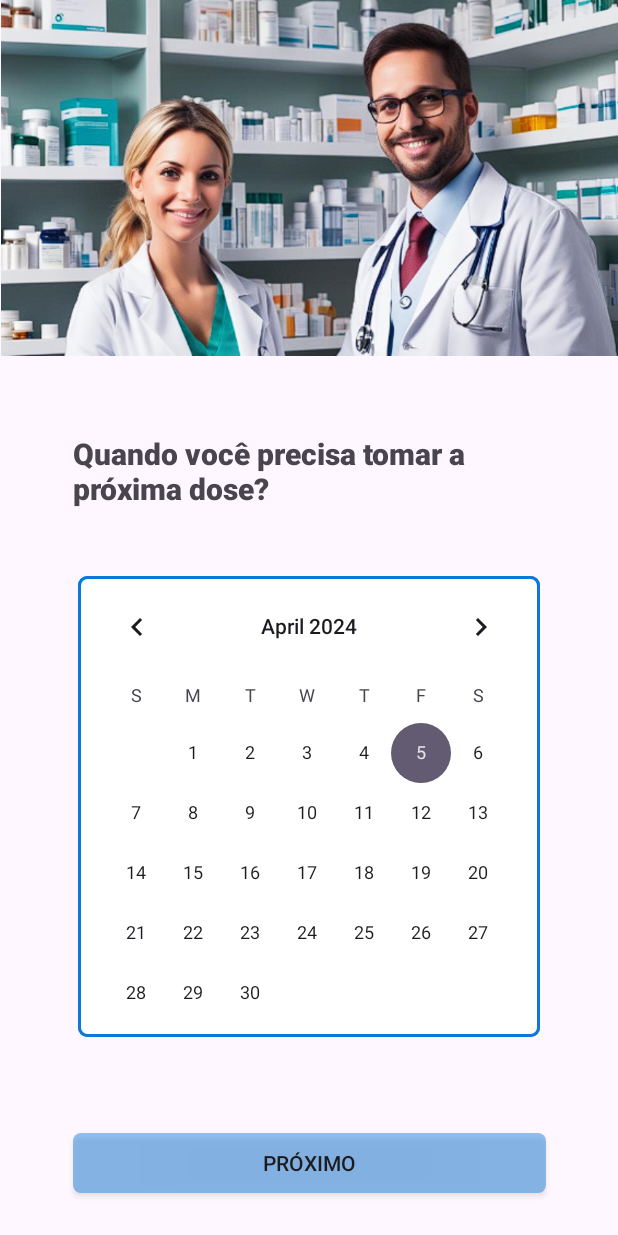
After one commit to luiis-fernandoo/Med-Reminder_Lembrete-de-medicamentos-para-Idosos, an Android app: the FrequencyMedicineEveryOtherDaysActivity screen opened directly, with no data from a screen before it, on a phone screen of 412 x 824 dp. The commit adds this screen. Run offline under Robolectric (Android 15) with nearby library versions, the phone set to English and light mode, and no system bars.

Commit message:
Alinhamento de todos as telas, agora com o fluxo real da aplicação

```diff
--- /dev/null
+++ b/app/src/main/java/com/example/medreminder_lembretedemedicamentosparaidosos/Activities/FrequencyMedicineEveryOtherDaysActivity.java
@@ -0,0 +1,52 @@
+package com.example.medreminder_lembretedemedicamentosparaidosos.Activities;
+
+import androidx.appcompat.app.AppCompatActivity;
+import android.os.Bundle;
+import android.util.Log;
+import android.view.View;
+import android.widget.Button;
+import android.widget.CalendarView;
+import android.widget.Toast;
+
+import com.example.medreminder_lembretedemedicamentosparaidosos.R;
+
+import java.text.SimpleDateFormat;
+import java.util.Calendar;
+import java.util.Date;
+import java.util.Locale;
+
+public class FrequencyMedicineEveryOtherDaysActivity extends AppCompatActivity {
+
+    private String selectedDateFormatted;
+    CalendarView calendarView;
+    Button buttonConfirmFrequencyDate;
+    @Override
+    protected void onCreate(Bundle savedInstanceState) {
+        super.onCreate(savedInstanceState);
+        setContentView(R.layout.activity_frequency_medicine_every_other_days);
+
+        calendarView = findViewById(R.id.calendarView);
+        buttonConfirmFrequencyDate = findViewById(R.id.buttonConfirmFrequencyDate);
+
+        calendarView.setOnDateChangeListener(new CalendarView.OnDateChangeListener() {
+            @Override
+            public void onSelectedDayChange(CalendarView view, int year, int month, int dayOfMonth) {
+                Calendar selectedDate = Calendar.getInstance();
+                selectedDate.set(year, month, dayOfMonth);
+
+                Date selectedDateAsDate = selectedDate.getTime();
+
+                SimpleDateFormat dateFormat = new SimpleDateFormat("dd/MM/yyyy", new Locale("pt", "BR"));
+                selectedDateFormatted = dateFormat.format(selectedDateAsDate);
+
+                Toast.makeText(FrequencyMedicineEveryOtherDaysActivity.this, "Data selecionada: " + selectedDateFormatted.toString(), Toast.LENGTH_SHORT).show();
+            }
+        });
+        buttonConfirmFrequencyDate.setOnClickListener(new View.OnClickListener() {
+            @Override
+            public void onClick(View view) {
+
+            }
+        });
+    }
+}
--- a/app/src/main/java/com/example/medreminder_lembretedemedicamentosparaidosos/Activities/MenuActivity.java
+++ b/app/src/main/java/com/example/medreminder_lembretedemedicamentosparaidosos/Activities/MenuActivity.java
@@ -23,7 +23,7 @@ public class MenuActivity extends AppCompatActivity {
 
         BottomNavigationView bottomNavigationView = findViewById(R.id.bottomMenu);
 
-        //replaceFragment(new);
+        replaceFragment(new HomeFragment());
 
         bottomNavigationView.setOnItemSelectedListener(item -> {
             if(item.getItemId()== R.id.home){
--- a/app/src/main/java/com/example/medreminder_lembretedemedicamentosparaidosos/Activities/SearchMedicineActivity.java
+++ b/app/src/main/java/com/example/medreminder_lembretedemedicamentosparaidosos/Activities/SearchMedicineActivity.java
@@ -57,7 +57,7 @@ public class SearchMedicineActivity extends AppCompatActivity implements MyAsync
                 try {
                     JSONArray results = result.getJSONArray("content");
                     if (results.length() > 0) {
-                        SearchAdapter searchAdapter = new SearchAdapter(getApplicationContext(), results);
+                        SearchAdapter searchAdapter = new SearchAdapter(this, results);
                         GridLayoutManager layoutManager = new GridLayoutManager(getApplicationContext(), 1);
                         recycleViewMedicineItem.removeAllViews();
                         recycleViewMedicineItem.setLayoutManager(layoutManager);
--- a/app/src/main/java/com/example/medreminder_lembretedemedicamentosparaidosos/Activities/SplashActivity.java
+++ b/app/src/main/java/com/example/medreminder_lembretedemedicamentosparaidosos/Activities/SplashActivity.java
@@ -7,6 +7,7 @@ import android.content.Intent;
 import android.content.SharedPreferences;
 import android.os.Bundle;
 
+import com.example.medreminder_lembretedemedicamentosparaidosos.Fragments.HomeFragment;
 import com.example.medreminder_lembretedemedicamentosparaidosos.Helpers.FeedEntry;
 import com.example.medreminder_lembretedemedicamentosparaidosos.R;
 
@@ -30,7 +31,7 @@ public class SplashActivity extends AppCompatActivity {
                 String savedEmail = sp.getString("email", "");
 
                 if (!savedEmail.isEmpty()) {
-                    Intent intent = new Intent(SplashActivity.this, SearchMedicineActivity.class);
+                    Intent intent = new Intent(SplashActivity.this, MenuActivity.class);
                     startActivity(intent);
                     finish();
                 }else{
--- a/app/src/main/res/drawable/shape_top_bar.xml
+++ b/app/src/main/res/drawable/shape_top_bar.xml
@@ -3,6 +3,6 @@
     android:shape="rectangle">
 
     <corners android:radius="6dp"/>
-    <solid android:color="#413AA3"/>
+    <solid android:color="#5149C3"/>
 
 </shape>
--- /dev/null
+++ b/app/src/main/res/layout/activity_frequency_medicine_every_other_days.xml
@@ -0,0 +1,65 @@
+<?xml version="1.0" encoding="utf-8"?>
+<androidx.constraintlayout.widget.ConstraintLayout
+    xmlns:android="http://schemas.android.com/apk/res/android"
+    xmlns:tools="http://schemas.android.com/tools"
+    xmlns:app="http://schemas.android.com/apk/res-auto"
+    android:layout_width="match_parent"
+    android:layout_height="match_parent"
+    tools:context=".Activities.FrequencyMedicineEveryOtherDaysActivity">
+
+
+    <ImageView
+        android:id="@+id/imageView2"
+        android:layout_width="413dp"
+        android:layout_height="237dp"
+        android:src="@drawable/captura_de_tela_2024_03_18_152732"
+        tools:layout_editor_absoluteX="0dp"
+        tools:layout_editor_absoluteY="-3dp"
+        tools:ignore="MissingConstraints" />
+
+    <TextView
+        android:id="@+id/textView8"
+        android:layout_width="279dp"
+        android:layout_height="55dp"
+        android:layout_marginStart="48dp"
+        android:layout_marginTop="51dp"
+        android:layout_marginEnd="84dp"
+        android:fontFamily="sans-serif-black"
+        android:text="Quando você precisa tomar a próxima dose?"
+        android:textSize="20sp"
+        app:layout_constraintEnd_toEndOf="parent"
+        app:layout_constraintStart_toStartOf="parent"
+        app:layout_constraintTop_toBottomOf="@+id/imageView2" />
+
+    <CalendarView
+        android:id="@+id/calendarView"
+        android:layout_width="308dp"
+        android:layout_height="307dp"
+        android:layout_marginStart="52dp"
+        android:layout_marginTop="40dp"
+        android:layout_marginEnd="52dp"
+        android:background="@drawable/button_type_medicine"
+        android:focusedMonthDateColor="#FFFFFF"
+        android:selectedWeekBackgroundColor="#4D15E4"
+        app:layout_constraintEnd_toEndOf="parent"
+        app:layout_constraintHorizontal_bias="1.0"
+        app:layout_constraintStart_toStartOf="parent"
+        app:layout_constraintTop_toBottomOf="@+id/textView8"
+        tools:ignore="MissingConstraints" />
+
+    <androidx.appcompat.widget.AppCompatButton
+        android:id="@+id/buttonConfirmFrequencyDate"
+        android:layout_width="315dp"
+        android:layout_height="40dp"
+        android:layout_marginStart="48dp"
+        android:layout_marginTop="64dp"
+        android:layout_marginEnd="48dp"
+        android:background="@drawable/shape_buttons"
+        android:text="Próximo"
+        app:layout_constraintEnd_toEndOf="parent"
+        app:layout_constraintHorizontal_bias="1.0"
+        app:layout_constraintStart_toStartOf="parent"
+        app:layout_constraintTop_toBottomOf="@+id/calendarView"
+        tools:ignore="MissingConstraints" />
+
+</androidx.constraintlayout.widget.ConstraintLayout>
```
Also changed, not shown: app/src/main/AndroidManifest.xml (+6 -3 lines), app/src/main/java/com/example/medreminder_lembretedemedicamentosparaidosos/Activities/FrequencyMedicineActivity.java (+45 -0 lines), app/src/main/java/com/example/medreminder_lembretedemedicamentosparaidosos/Activities/TypeMedicineActivity.java (+40 -0 lines), app/src/main/java/com/example/medreminder_lembretedemedicamentosparaidosos/Adapter/SearchAdapter.java (+7 -7 lines), app/src/main/java/com/example/medreminder_lembretedemedicamentosparaidosos/Fragments/HomeFragment.java (+17 -2 lines), app/src/main/res/layout/activity_frequency_medicine_specific_days.xml (+15 -10 lines), app/src/main/res/layout/fragment_home.xml (+20 -3 lines).
